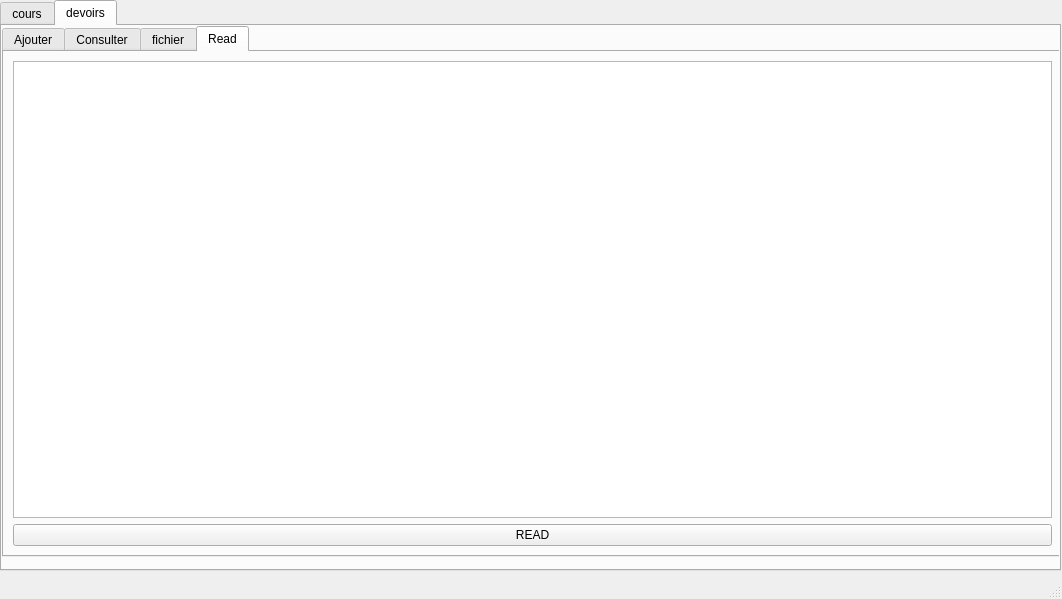
Qt form mainwindow.ui (yanni2302/smart_parental_monitoring_2A22) before a commit.
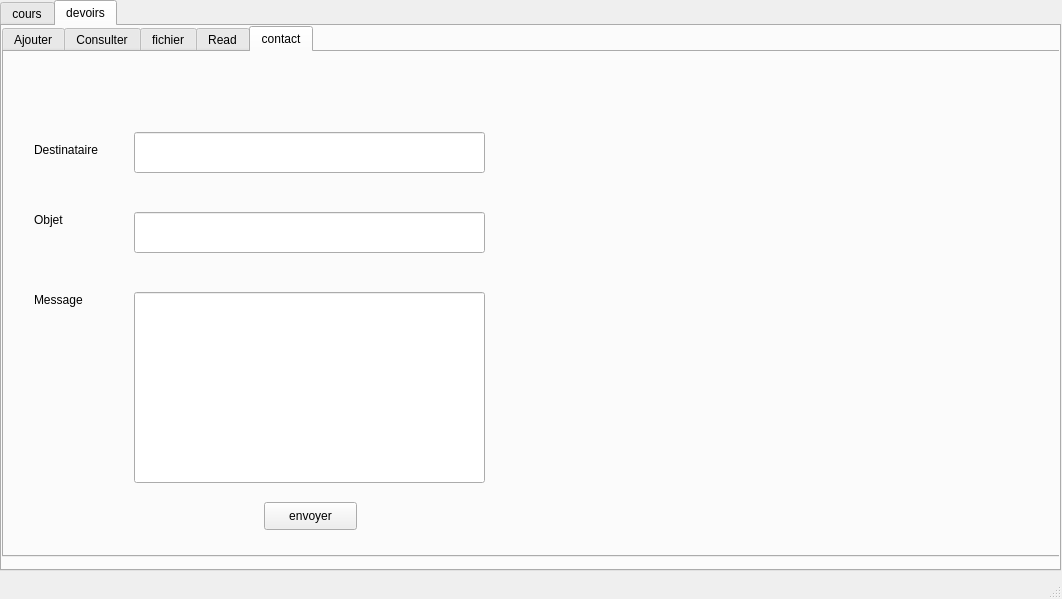
The same form after that commit. The open tabs and pages were chosen to show the change.

Diff of the .ui file:
```diff
--- a/mainwindow.ui
+++ b/mainwindow.ui
@@ -1165,7 +1165,7 @@
        <string notr="true">color:black;</string>
       </property>
       <property name="currentIndex">
-       <number>3</number>
+       <number>4</number>
       </property>
       <widget class="QWidget" name="tab_6">
        <attribute name="title">
@@ -2200,6 +2200,93 @@
         </item>
        </layout>
       </widget>
+      <widget class="QWidget" name="tab_12">
+       <attribute name="title">
+        <string>contact</string>
+       </attribute>
+       <widget class="QPushButton" name="envoyer">
+        <property name="geometry">
+         <rect>
+          <x>260</x>
+          <y>450</y>
+          <width>93</width>
+          <height>28</height>
+         </rect>
+        </property>
+        <property name="text">
+         <string>envoyer</string>
+        </property>
+       </widget>
+       <widget class="QLabel" name="label_5">
+        <property name="geometry">
+         <rect>
+          <x>30</x>
+          <y>90</y>
+          <width>71</width>
+          <height>16</height>
+         </rect>
+        </property>
+        <property name="text">
+         <string>Destinataire</string>
+        </property>
+       </widget>
+       <widget class="QLabel" name="label_6">
+        <property name="geometry">
+         <rect>
+          <x>30</x>
+          <y>160</y>
+          <width>56</width>
+          <height>16</height>
+         </rect>
+        </property>
+        <property name="text">
+         <string>Objet</string>
+        </property>
+       </widget>
+       <widget class="QLabel" name="label_7">
+        <property name="geometry">
+         <rect>
+          <x>30</x>
+          <y>240</y>
+          <width>56</width>
+          <height>16</height>
+         </rect>
+        </property>
+        <property name="text">
+         <string>Message</string>
+        </property>
+       </widget>
+       <widget class="QLineEdit" name="Destinataire">
+        <property name="geometry">
+         <rect>
+          <x>130</x>
+          <y>80</y>
+          <width>351</width>
+          <height>41</height>
+         </rect>
+        </property>
+       </widget>
+       <widget class="QLineEdit" name="objet">
+        <property name="geometry">
+         <rect>
+          <x>130</x>
+          <y>160</y>
+          <width>351</width>
+          <height>41</height>
+         </rect>
+        </property>
+       </widget>
+       <widget class="QLineEdit" name="Message">
+        <property name="geometry">
+         <rect>
+          <x>130</x>
+          <y>240</y>
+          <width>351</width>
+          <height>191</height>
+         </rect>
+        </property>
+       </widget>
+      </widget>
      </widget>
     </widget>
    </widget>
```
Left out of the diff: 35 changed lines with no effect on the pictures.
